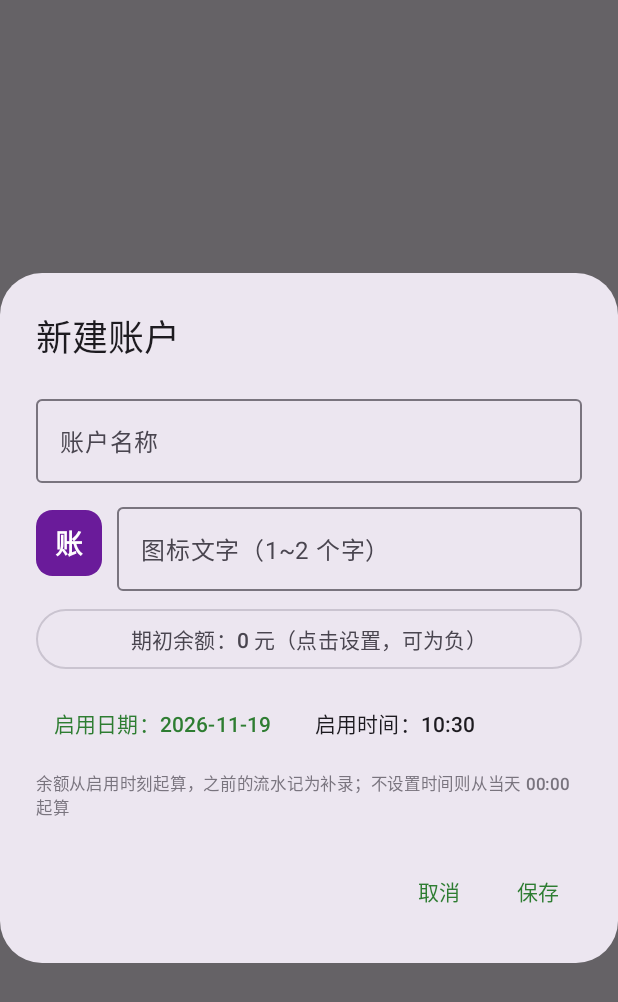
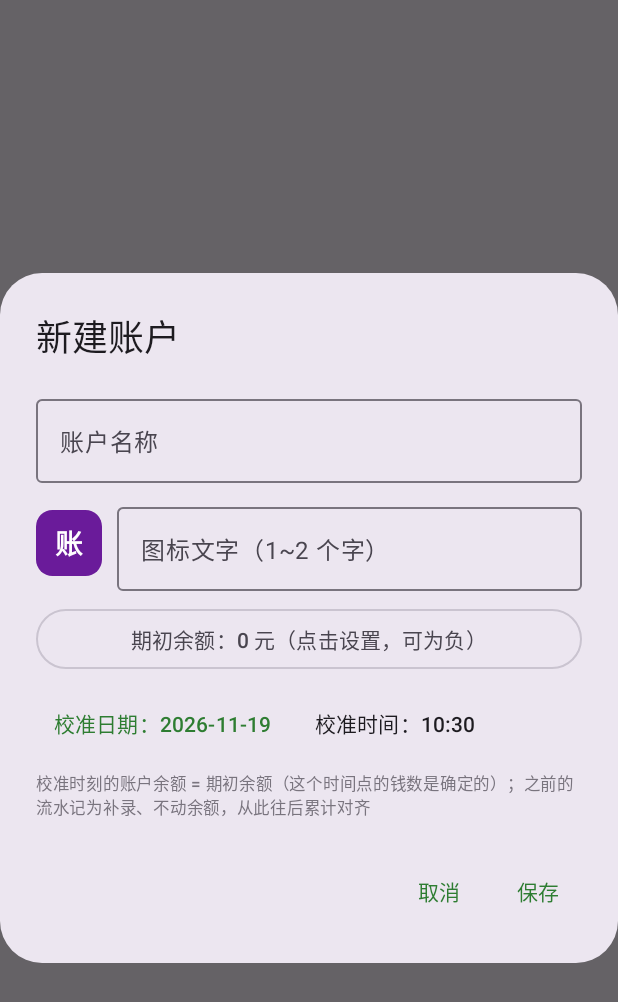
Before and after one commit to Lulize25/youshu-ledger, an Android app built with Jetpack Compose: the composable AccountEditDialog called with empty values, on a phone screen of 412 x 824 dp. Shown: the top 1002 px of the screen. Run offline under Robolectric (Android 15) with nearby library versions, the phone set to English and light mode, and no system bars.

Commit message:
feat(accounts): 启用日期改为校准日期（标准时刻余额=期初余额），移除不设置选项

```diff
--- a/app/src/main/java/com/youshu/ledger/ui/accounts/AccountDetailScreen.kt
+++ b/app/src/main/java/com/youshu/ledger/ui/accounts/AccountDetailScreen.kt
@@ -160,7 +160,7 @@ fun AccountDetailScreen(
                         )
                         state.account?.let {
                             Text(
-                                "期初 ${it.initialBalance.toYuan()} · 启用 ${formatEnableDay(it.enableDate, it.enableTimeOfDay)}",
+                                "期初 ${it.initialBalance.toYuan()} · 校准 ${formatEnableDay(it.enableDate, it.enableTimeOfDay)}",
                                 style = MaterialTheme.typography.bodySmall,
                                 color = MaterialTheme.colorScheme.outline,
                             )
--- a/app/src/main/java/com/youshu/ledger/ui/accounts/AccountsScreen.kt
+++ b/app/src/main/java/com/youshu/ledger/ui/accounts/AccountsScreen.kt
@@ -211,7 +211,7 @@ class AccountsViewModel(
 }
 
 /**
- * 账户页：账户列表（图标、名称、余额，负余额红色）、新建/编辑（期初余额与启用日期）、
+ * 账户页：账户列表（图标、名称、余额，负余额红色）、新建/编辑（期初余额与校准日期），
  * 归档/删除、点入查看单账户流水。
  */
 @OptIn(ExperimentalMaterial3Api::class)
@@ -425,7 +425,7 @@ private fun AccountRow(
             Column(modifier = Modifier.weight(1f)) {
                 Text(item.account.name, style = MaterialTheme.typography.titleMedium)
                 Text(
-                    "${formatEnableDay(item.account.enableDate, item.account.enableTimeOfDay)}启用",
+                    "${formatEnableDay(item.account.enableDate, item.account.enableTimeOfDay)} 校准",
                     style = MaterialTheme.typography.bodySmall,
                     color = MaterialTheme.colorScheme.outline,
                 )
@@ -463,7 +463,7 @@ private fun AccountRow(
     }
 }
 
-/** 新建/编辑账户对话框：名称、图标、期初余额、启用日期与启用时间（精确到分钟）。
+/** 新建/编辑账户对话框：名称、图标、期初余额、校准日期与校准时间（精确到分钟）。
  *  新建模式支持草稿（draft + onDraftChange）：任何修改即持久化，
  *  进程被杀死后重建对话框内容不丢；保存或取消时清除。 */
 @OptIn(ExperimentalMaterial3Api::class, androidx.compose.foundation.layout.ExperimentalLayoutApi::class)
@@ -486,7 +486,7 @@ private fun AccountEditDialog(
     var enableDate by remember {
         mutableStateOf(account?.enableDate ?: draft?.enableDate?.takeIf { it > 0 } ?: com.youshu.ledger.domain.util.todayMillis())
     }
-    // 启用时间：-1 = 未设置（当天 00:00 起算）；新建默认当前时刻
+    // 校准时间（该时刻余额 = 期初余额）：-1 = 未设置（当天 00:00 起算，旧数据）；新建默认当前时刻
     var enableTimeOfDay by remember {
         mutableStateOf(
             account?.enableTimeOfDay
@@ -538,18 +538,18 @@ private fun AccountEditDialog(
                 }
                 Row(horizontalArrangement = Arrangement.spacedBy(4.dp), verticalAlignment = Alignment.CenterVertically) {
                     TextButton(onClick = { showDatePicker = true }) {
-                        Text("启用日期：${enableDate.formatDay()}")
+                        Text("校准日期：${enableDate.formatDay()}")
                     }
                     TextButton(onClick = { showTimePicker = true }) {
                         Text(
-                            "启用时间：${formatMinuteOfDay(enableTimeOfDay).ifEmpty { "未设置" }}",
-                            color = if (enableTimeOfDay >= 0) MaterialTheme.colorScheme.onSurface
-                            else MaterialTheme.colorScheme.outline,
+                            "校准时间：${formatMinuteOfDay(enableTimeOfDay).ifEmpty { "00:00" }}",
+                            color = MaterialTheme.colorScheme.onSurface,
                         )
                     }
                 }
                 Text(
-                    "余额从启用时刻起算，之前的流水记为补录；不设置时间则从当天 00:00 起算",
+                    "校准时刻的账户余额 = 期初余额（这个时间点的钱数是确定的）；" +
+                        "之前的流水记为补录、不动余额，从此往后累计对齐",
                     style = MaterialTheme.typography.labelSmall,
                     color = MaterialTheme.colorScheme.outline,
                 )
@@ -606,7 +606,7 @@ private fun AccountEditDialog(
         )
         AlertDialog(
             onDismissRequest = { showTimePicker = false },
-            title = { Text("启用时间") },
+            title = { Text("校准时间") },
             text = { TimePicker(state = timePickerState) },
             confirmButton = {
                 TextButton(onClick = {
@@ -616,14 +616,7 @@ private fun AccountEditDialog(
                 }) { Text("确定") }
             },
             dismissButton = {
-                Row {
-                    TextButton(onClick = {
-                        enableTimeOfDay = -1
-                        persistDraft()
-                        showTimePicker = false
-                    }) { Text("不设置") }
-                    TextButton(onClick = { showTimePicker = false }) { Text("取消") }
-                }
+                TextButton(onClick = { showTimePicker = false }) { Text("取消") }
             },
         )
     }
```
